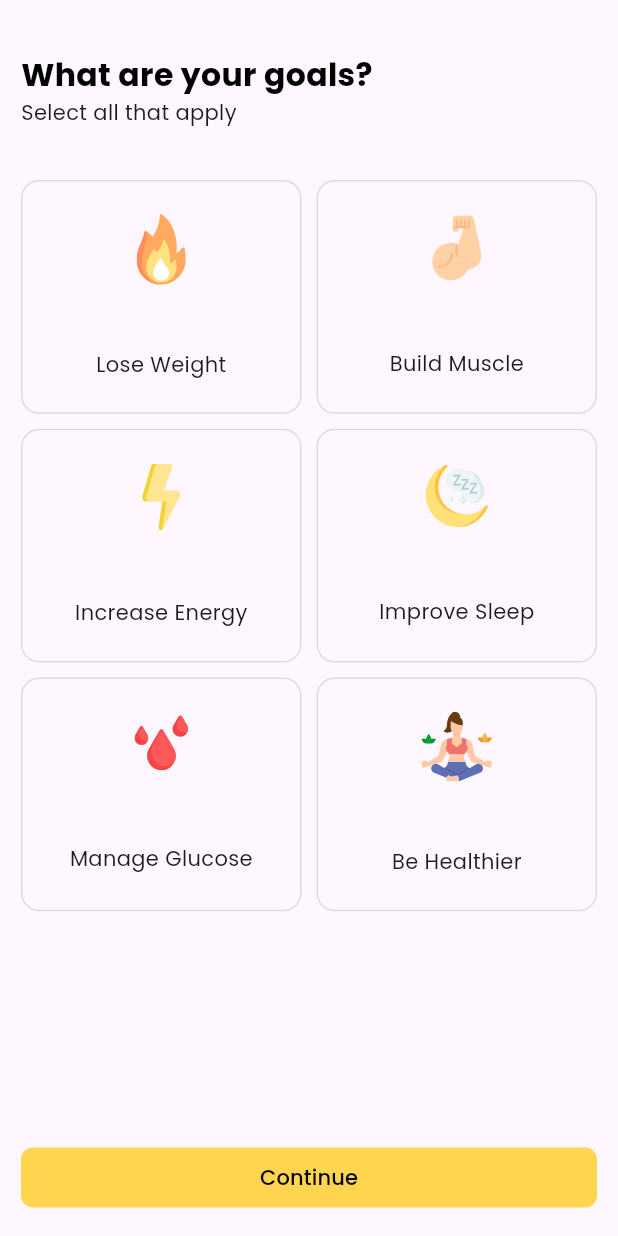
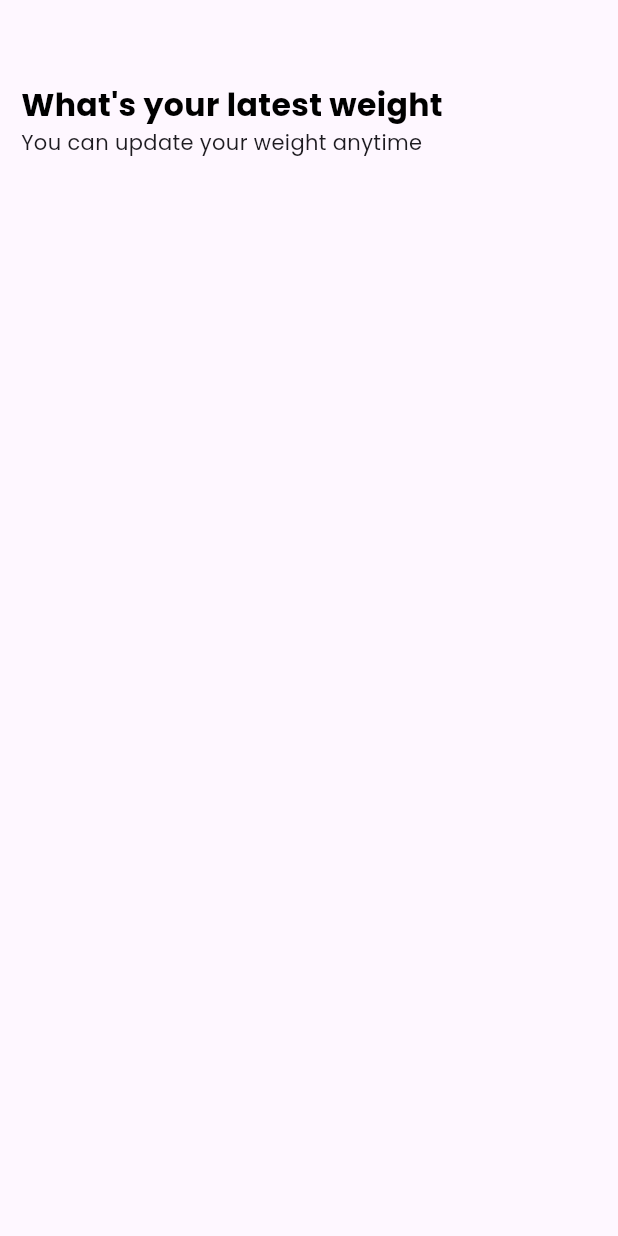
Before and after one commit to Pawan89844/calorie-counter, a Flutter app: the screen it shows after launch, on a phone screen of 412 x 824 dp. Run offline on Flutter 3.47's test engine with Material 3 defaults, Android fonts, the phone set to English and light mode, and no system bars; our stand-ins replace flutter_svg, get, google_fonts.

Commit message:
CU-860t7wz29 - Add Heading

```diff
--- /dev/null
+++ b/lib/components/HeadingComponent.dart
@@ -0,0 +1,28 @@
+// ignore_for_file: file_names
+
+import 'package:caloriescount/widget/AppHeadingText.dart';
+import 'package:caloriescount/widget/AppText.dart';
+import 'package:flutter/material.dart';
+
+class HeadingComponent extends StatelessWidget {
+  final String heading, subHeading;
+  const HeadingComponent(
+      {super.key, required this.heading, required this.subHeading});
+
+  @override
+  Widget build(BuildContext context) {
+    return Container(
+      alignment: Alignment.centerLeft,
+      height: 120.0,
+      width: double.infinity,
+      child: Column(
+        crossAxisAlignment: CrossAxisAlignment.start,
+        mainAxisAlignment: MainAxisAlignment.center,
+        children: [
+          AppHeadingText(heading),
+          AppText(subHeading),
+        ],
+      ),
+    );
+  }
+}
--- a/lib/main.dart
+++ b/lib/main.dart
@@ -1,5 +1,7 @@
 import 'package:caloriescount/view/goal/goal.dart';
+import 'package:caloriescount/view/goal/latest_weight.dart';
 import 'package:flutter/material.dart';
+import 'package:get/get.dart';
 
 void main() {
   runApp(const MyApp());
@@ -9,13 +11,13 @@ class MyApp extends StatelessWidget {
   const MyApp({super.key});
   @override
   Widget build(BuildContext context) {
-    return MaterialApp(
-      title: 'Flutter Demo',
+    return GetMaterialApp(
+      title: 'Calories Counter',
       theme: ThemeData(
         colorScheme: ColorScheme.fromSeed(seedColor: Colors.deepPurple),
         useMaterial3: true,
       ),
-      home: const Goal(),
+      home: const LatestWeight(),
     );
   }
 }
--- /dev/null
+++ b/lib/view/goal/bindings/goal_bindings.dart
@@ -0,0 +1,9 @@
+import 'package:caloriescount/view/goal/controller/goal_controller.dart';
+import 'package:get/get.dart';
+
+class GoalBindings extends Bindings {
+  @override
+  void dependencies() {
+    Get.put(GoalController());
+  }
+}
--- /dev/null
+++ b/lib/view/goal/controller/goal_controller.dart
@@ -0,0 +1,7 @@
+import 'package:get/get.dart';
+
+class GoalController extends GetxController {
+  RxInt val = 0.obs;
+  // int val = 0;
+  void updateState() {}
+}
--- a/lib/view/goal/goal.dart
+++ b/lib/view/goal/goal.dart
@@ -1,19 +1,15 @@
+import 'package:caloriescount/components/HeadingComponent.dart';
+import 'package:caloriescount/view/goal/controller/goal_controller.dart';
 import 'package:caloriescount/view/goal/model/goal_model.dart';
-import 'package:caloriescount/view/widget/AppButton.dart';
-import 'package:caloriescount/view/widget/AppHeadingText.dart';
+import 'package:caloriescount/widget/AppButton.dart';
 import 'package:flutter/material.dart';
 import 'package:flutter_svg/flutter_svg.dart';
 
-import '../widget/AppText.dart';
+import '../../widget/AppText.dart';
 
-class Goal extends StatefulWidget {
+class Goal extends StatelessWidget {
   const Goal({super.key});
 
-  @override
-  State<Goal> createState() => _GoalState();
-}
-
-class _GoalState extends State<Goal> {
   @override
   Widget build(BuildContext context) {
     return Scaffold(
@@ -22,19 +18,9 @@ class _GoalState extends State<Goal> {
       padding: const EdgeInsets.symmetric(horizontal: 14.0),
       child: Column(
         children: [
-            Container(
-              alignment: Alignment.centerLeft,
-              height: 120.0,
-              width: double.infinity,
-              child: const Column(
-                crossAxisAlignment: CrossAxisAlignment.start,
-                mainAxisAlignment: MainAxisAlignment.center,
-                children: [
-                  AppHeadingText('What are your goals?'),
-                  AppText('Select all that apply'),
-                ],
-              ),
-            ),
+          const HeadingComponent(
+              heading: 'What are your goals?',
+              subHeading: 'Select all that apply'),
           GridView.builder(
             shrinkWrap: true,
             primary: false,
@@ -73,7 +59,6 @@ class _GoalState extends State<Goal> {
           const SizedBox(height: 15.0),
         ],
       ),
-      )),
-    );
+    )));
   }
 }
--- /dev/null
+++ b/lib/view/goal/latest_weight.dart
@@ -0,0 +1,23 @@
+import 'package:caloriescount/components/HeadingComponent.dart';
+import 'package:flutter/material.dart';
+
+class LatestWeight extends StatelessWidget {
+  const LatestWeight({super.key});
+
+  @override
+  Widget build(BuildContext context) {
+    return const Scaffold(
+      body: Padding(
+        padding: EdgeInsets.symmetric(horizontal: 14.0),
+        child: Column(
+          children: [
+            SizedBox(height: 20.0),
+            HeadingComponent(
+                heading: 'What\'s your latest weight',
+                subHeading: 'You can update your weight anytime'),
+          ],
+        ),
+      ),
+    );
+  }
+}
--- a/lib/view/goal/model/goal_model.dart
+++ b/lib/view/goal/model/goal_model.dart
@@ -1,3 +1,5 @@
+import 'package:flutter/material.dart';
+
 class GoalModel {
   final int id;
   final String title;
--- a/lib/view/widget/AppButton.dart
+++ b/lib/widget/AppButton.dart
@@ -1,6 +1,6 @@
 // ignore_for_file: file_names
 
-import 'package:caloriescount/view/widget/AppText.dart';
+import 'package:caloriescount/widget/AppText.dart';
 import 'package:flutter/material.dart';
 
 class AppButton extends StatelessWidget {
--- a/pubspec.yaml
+++ b/pubspec.yaml
@@ -37,6 +37,7 @@ dependencies:
   cupertino_icons: ^1.0.2
   google_fonts: ^5.1.0
   flutter_svg: ^2.0.10+1
+  get: ^4.6.6
 
 dev_dependencies:
   flutter_test:
```
Also changed, not shown: lib/widget/AppHeadingText.dart (renamed from lib/view/widget/AppHeadingText.dart), lib/widget/AppText.dart (renamed from lib/view/widget/AppText.dart), pubspec.lock. Lines whose indentation alone changed are shown as unchanged.
